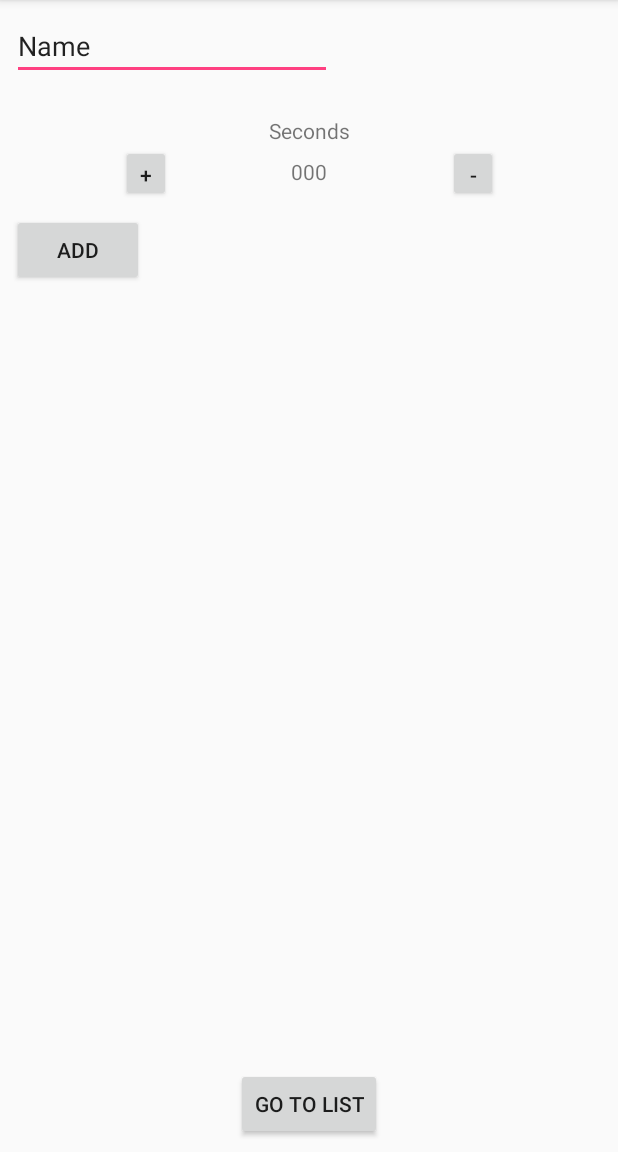
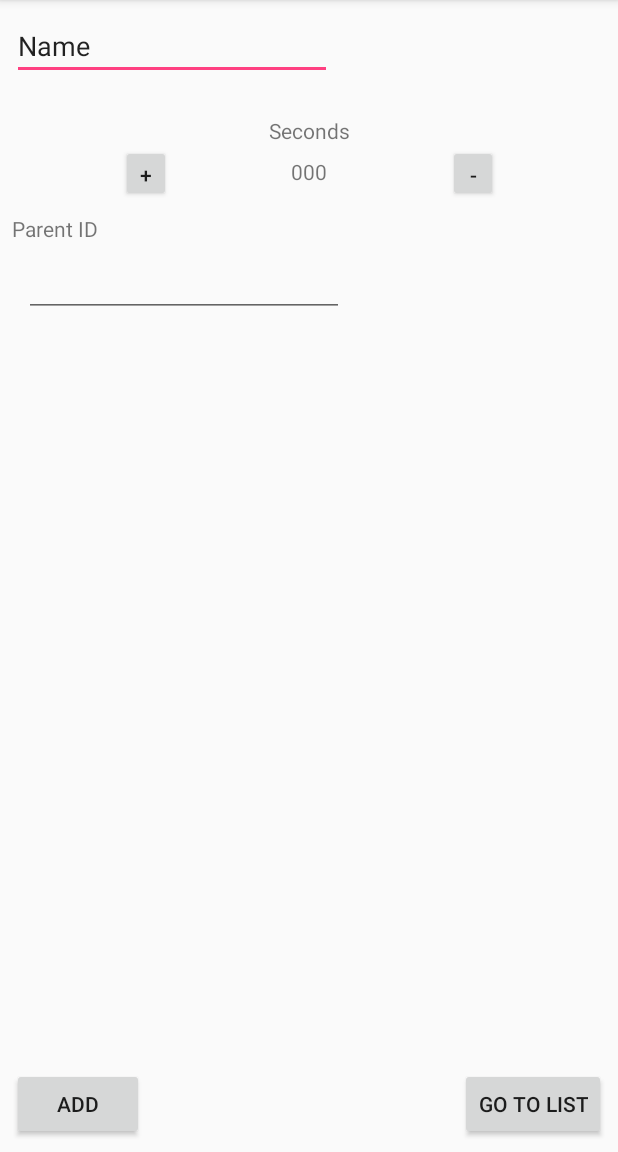
Before and after one commit to crr0004/IntervalMe, an Android app: the screen it shows after launch (IntervalAddActivity), on a phone screen of 412 x 824 dp, the part 84-1236 px from its top. Run offline under Robolectric (Android 15) with nearby library versions, the phone set to English and light mode, and no system bars.

Commit message:
Removed old commented out code Set ids for increase and duraiton buttons Moved buttons to bottom Added text box to set group ID

```diff
--- a/app/src/main/res/layout/activity_interveraladd.xml
+++ b/app/src/main/res/layout/activity_interveraladd.xml
@@ -5,51 +5,6 @@
     android:layout_width="match_parent"
     android:layout_height="match_parent"
     tools:context="io.github.crr0004.intervalme.IntervalAddActivity">
-    <!--
-    <android.support.constraint.ConstraintLayout
-        android:id="@+id/sets_layoutgroup"
-        android:layout_width="fill_parent"
-        android:layout_height="wrap_content">
-
-        <Button
-            android:id="@+id/button3"
-            android:layout_width="33dp"
-            android:layout_height="38dp"
-            android:text="-"
-            app:layout_constraintEnd_toEndOf="parent"
-            app:layout_constraintHorizontal_bias="0.5"
-            app:layout_constraintStart_toEndOf="@+id/textView2" />
-
-        <Button
-            android:id="@+id/button2"
-            android:layout_width="33dp"
-            android:layout_height="38dp"
-            android:text="+"
-            app:layout_constraintEnd_toStartOf="parent"
-            app:layout_constraintHorizontal_bias="0.5"
-            app:layout_constraintStart_toStartOf="@+id/textView2"/>
-
-        <TextView
-            android:id="@+id/textView2"
-            android:layout_width="wrap_content"
-            android:layout_height="wrap_content"
-            android:layout_marginTop="16dp"
-            android:text="000"
-            app:layout_constraintEnd_toEndOf="parent"
-            app:layout_constraintStart_toStartOf="parent"
-            app:layout_constraintTop_toBottomOf="@+id/textView"  />
-
-        <TextView
-            android:id="@+id/textView"
-            android:layout_width="wrap_content"
-            android:layout_height="wrap_content"
-            android:text="Sets"
-            app:layout_constraintEnd_toEndOf="parent"
-            app:layout_constraintHorizontal_bias="0.5"
-            app:layout_constraintStart_toStartOf="parent"
-            app:layout_constraintTop_toTopOf="parent"  />
-    </android.support.constraint.ConstraintLayout>
--->
 
     <android.support.constraint.ConstraintLayout
         android:id="@+id/workout_layoutgroup"
@@ -60,7 +15,7 @@
         app:layout_constraintTop_toBottomOf="@+id/intervalNameTxt">
 
         <Button
-            android:id="@+id/button13"
+            android:id="@+id/increaseDurationBtn"
             android:layout_width="33dp"
             android:layout_height="38dp"
             android:text="@string/plus_text"
@@ -70,7 +25,7 @@
             app:layout_constraintTop_toBottomOf="@+id/textView1" />
 
         <Button
-            android:id="@+id/button12"
+            android:id="@+id/decreaseDurationBtn"
             android:layout_width="33dp"
             android:layout_height="38dp"
             android:text="@string/minus_text"
@@ -106,23 +61,19 @@
         android:layout_width="wrap_content"
         android:layout_height="wrap_content"
         android:layout_marginBottom="8dp"
+        android:layout_marginEnd="8dp"
         android:text="@string/go_to_list"
         app:layout_constraintBottom_toBottomOf="parent"
-        app:layout_constraintEnd_toEndOf="parent"
-        app:layout_constraintHorizontal_bias="0.5"
-        app:layout_constraintStart_toStartOf="parent" />
+        app:layout_constraintEnd_toEndOf="parent" />
 
     <Button
         android:id="@+id/intervalAddBtn"
         android:layout_width="wrap_content"
         android:layout_height="wrap_content"
         android:layout_marginStart="8dp"
-        android:layout_marginTop="8dp"
         android:text="@string/add"
-        app:layout_constraintEnd_toEndOf="parent"
-        app:layout_constraintHorizontal_bias="0.0"
         app:layout_constraintStart_toStartOf="parent"
-        app:layout_constraintTop_toBottomOf="@+id/workout_layoutgroup" />
+        app:layout_constraintTop_toTopOf="@+id/goToListBtn" />
 
     <EditText
         android:id="@+id/intervalNameTxt"
@@ -137,4 +88,27 @@
         app:layout_constraintTop_toTopOf="parent"
         tools:ignore="LabelFor" />
 
+    <EditText
+        android:id="@+id/intervalParentTxt"
+        android:layout_width="wrap_content"
+        android:layout_height="wrap_content"
+        android:layout_marginStart="8dp"
+        android:layout_marginTop="4dp"
+        android:ems="10"
+        android:inputType="text"
+        app:layout_constraintStart_toStartOf="@+id/intervalChildDurationTxt"
+        app:layout_constraintTop_toBottomOf="@+id/intervalChildDurationTxt"
+        tools:text="000" />
+
+    <TextView
+        android:id="@+id/intervalChildDurationTxt"
+        android:layout_width="wrap_content"
+        android:layout_height="wrap_content"
+        android:layout_marginStart="8dp"
+        android:layout_marginTop="8dp"
+        android:text="@string/parent_id"
+        app:layout_constraintStart_toStartOf="parent"
+        app:layout_constraintTop_toBottomOf="@+id/workout_layoutgroup"
+        android:labelFor="@+id/intervalParentTxt"/>
+
 </android.support.constraint.ConstraintLayout>
```
